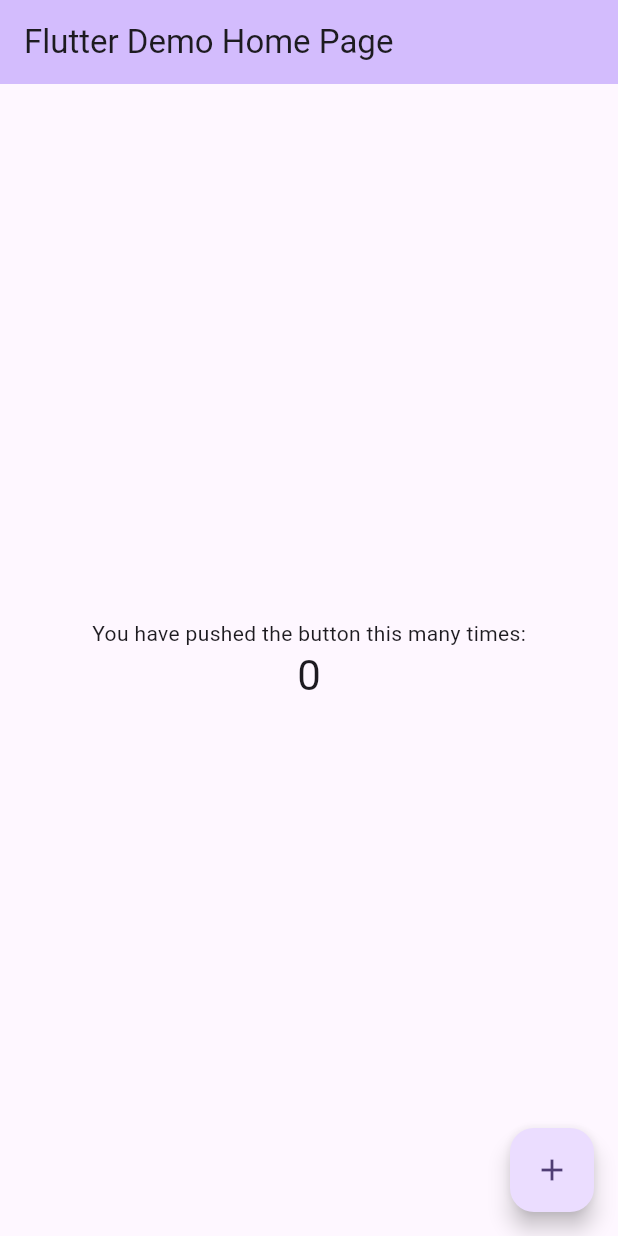
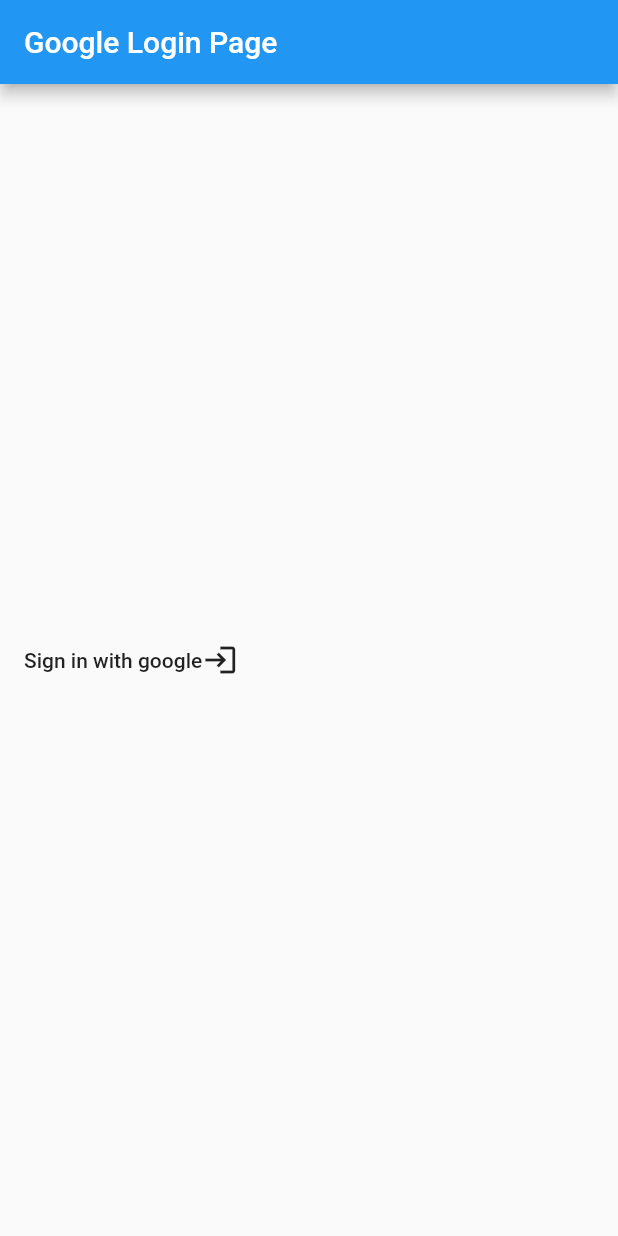
Before and after one commit to HalilMertDeveli/GoogleAuthOperationWithFlutterGoogleWorkspace, a Flutter app: the screen it shows after launch, on a phone screen of 412 x 824 dp. Run offline on Flutter 3.47's test engine with Material 2 defaults, Android fonts, the phone set to English and light mode, and no system bars; our stand-ins replace firebase_auth, firebase_core, google_sign_in; accounts and stored records are empty.

Commit message:
google sign in is okey

```diff
--- a/analysis_options.yaml
+++ b/analysis_options.yaml
@@ -1,28 +1,28 @@
-# This file configures the analyzer, which statically analyzes Dart code to
-# check for errors, warnings, and lints.
-#
-# The issues identified by the analyzer are surfaced in the UI of Dart-enabled
-# IDEs (https://dart.dev/tools#ides-and-editors). The analyzer can also be
-# invoked from the command line by running `flutter analyze`.
+# # This file configures the analyzer, which statically analyzes Dart code to
+# # check for errors, warnings, and lints.
+# #
+# # The issues identified by the analyzer are surfaced in the UI of Dart-enabled
+# # IDEs (https://dart.dev/tools#ides-and-editors). The analyzer can also be
+# # invoked from the command line by running `flutter analyze`.
 
-# The following line activates a set of recommended lints for Flutter apps,
-# packages, and plugins designed to encourage good coding practices.
-include: package:flutter_lints/flutter.yaml
+# # The following line activates a set of recommended lints for Flutter apps,
+# # packages, and plugins designed to encourage good coding practices.
+# include: package:flutter_lints/flutter.yaml
 
-linter:
-  # The lint rules applied to this project can be customized in the
-  # section below to disable rules from the `package:flutter_lints/flutter.yaml`
-  # included above or to enable additional rules. A list of all available lints
-  # and their documentation is published at https://dart.dev/lints.
-  #
-  # Instead of disabling a lint rule for the entire project in the
-  # section below, it can also be suppressed for a single line of code
-  # or a specific dart file by using the `// ignore: name_of_lint` and
-  # `// ignore_for_file: name_of_lint` syntax on the line or in the file
-  # producing the lint.
-  rules:
-    # avoid_print: false  # Uncomment to disable the `avoid_print` rule
-    # prefer_single_quotes: true  # Uncomment to enable the `prefer_single_quotes` rule
+# linter:
+#   # The lint rules applied to this project can be customized in the
+#   # section below to disable rules from the `package:flutter_lints/flutter.yaml`
+#   # included above or to enable additional rules. A list of all available lints
+#   # and their documentation is published at https://dart.dev/lints.
+#   #
+#   # Instead of disabling a lint rule for the entire project in the
+#   # section below, it can also be suppressed for a single line of code
+#   # or a specific dart file by using the `// ignore: name_of_lint` and
+#   # `// ignore_for_file: name_of_lint` syntax on the line or in the file
+#   # producing the lint.
+#   rules:
+#     # avoid_print: false  # Uncomment to disable the `avoid_print` rule
+#     # prefer_single_quotes: true  # Uncomment to enable the `prefer_single_quotes` rule
 
-# Additional information about this file can be found at
-# https://dart.dev/guides/language/analysis-options
+# # Additional information about this file can be found at
+# # https://dart.dev/guides/language/analysis-options
--- a/lib/main.dart
+++ b/lib/main.dart
@@ -1,125 +1,133 @@
+import 'package:firebase_auth/firebase_auth.dart';
 import 'package:flutter/material.dart';
+import 'package:firebase_core/firebase_core.dart';
+import 'package:google_sign_in/google_sign_in.dart';
 
-void main() {
-  runApp(const MyApp());
+Future<void> main() async {
+  runApp(
+    MaterialApp(
+      home: const SplashScreen(),
+    ),
+  );
 }
 
-class MyApp extends StatelessWidget {
-  const MyApp({super.key});
+class SplashScreen extends StatefulWidget {
+  const SplashScreen({super.key});
 
-  // This widget is the root of your application.
+  @override
+  State<SplashScreen> createState() => _SplashScreenState();
+}
+
+class _SplashScreenState extends State<SplashScreen> {
+  @override
+  void initState() {
+    super.initState();
+    initializeFirebaseApp();
+  }
+
+  Future<void> initializeFirebaseApp() async {
+    await Firebase.initializeApp();
+    Navigator.pushReplacement(
+      context,
+      MaterialPageRoute(
+        builder: (context) => HomePage(),
+      ),
+    );
+  }
+
   @override
   Widget build(BuildContext context) {
-    return MaterialApp(
-      title: 'Flutter Demo',
-      theme: ThemeData(
-        // This is the theme of your application.
-        //
-        // TRY THIS: Try running your application with "flutter run". You'll see
-        // the application has a blue toolbar. Then, without quitting the app,
-        // try changing the seedColor in the colorScheme below to Colors.green
-        // and then invoke "hot reload" (save your changes or press the "hot
-        // reload" button in a Flutter-supported IDE, or press "r" if you used
-        // the command line to start the app).
-        //
-        // Notice that the counter didn't reset back to zero; the application
-        // state is not lost during the reload. To reset the state, use hot
-        // restart instead.
-        //
-        // This works for code too, not just values: Most code changes can be
-        // tested with just a hot reload.
-        colorScheme: ColorScheme.fromSeed(seedColor: Colors.deepPurple),
-        useMaterial3: true,
+    return Scaffold(
+      body: Center(
+        child: CircularProgressIndicator(),
       ),
-      home: const MyHomePage(title: 'Flutter Demo Home Page'),
     );
   }
 }
 
-class MyHomePage extends StatefulWidget {
-  const MyHomePage({super.key, required this.title});
-
-  // This widget is the home page of your application. It is stateful, meaning
-  // that it has a State object (defined below) that contains fields that affect
-  // how it looks.
-
-  // This class is the configuration for the state. It holds the values (in this
-  // case the title) provided by the parent (in this case the App widget) and
-  // used by the build method of the State. Fields in a Widget subclass are
-  // always marked "final".
-
-  final String title;
+class HomePage extends StatefulWidget {
+  const HomePage({super.key});
 
   @override
-  State<MyHomePage> createState() => _MyHomePageState();
+  State<HomePage> createState() => _HomePageState();
 }
 
-class _MyHomePageState extends State<MyHomePage> {
-  int _counter = 0;
-
-  void _incrementCounter() {
-    setState(() {
-      // This call to setState tells the Flutter framework that something has
-      // changed in this State, which causes it to rerun the build method below
-      // so that the display can reflect the updated values. If we changed
-      // _counter without calling setState(), then the build method would not be
-      // called again, and so nothing would appear to happen.
-      _counter++;
-    });
-  }
+class _HomePageState extends State<HomePage> {
+  GoogleSignInOperation googleSignInOperation = new GoogleSignInOperation();
 
   @override
   Widget build(BuildContext context) {
-    // This method is rerun every time setState is called, for instance as done
-    // by the _incrementCounter method above.
-    //
-    // The Flutter framework has been optimized to make rerunning build methods
-    // fast, so that you can just rebuild anything that needs updating rather
-    // than having to individually change instances of widgets.
+    return Scaffold(
+        appBar: AppBar(
+          title: const Text("Google Login Page"),
+        ),
+        body: Center(
+          child: MaterialButton(
+            onPressed: ()async {
+              final userCredit=await googleSignInOperation.signInWithGoogle(context);
+              googleSignInOperation.navigateToLoginPage(userCredit, context);
+            },
+            child: Row(
+              children: [
+                Text(
+                  "Sign in with google",
+                ),
+                Icon(Icons.login),
+              ],
+            ),
+          ),
+        ));
+  }
+}
+
+class GoogleSignInOperation {
+  Future<UserCredential> signInWithGoogle(BuildContext context) async {
+    //trigged to sign in flow
+    final GoogleSignInAccount? googleUser = await GoogleSignIn().signIn();
+
+    //obatin the user information
+    final GoogleSignInAuthentication? googleAuth =
+        await googleUser?.authentication;
+
+    //return the new user credential
+    final credential = GoogleAuthProvider.credential(
+      accessToken: googleAuth?.accessToken,
+      idToken: googleAuth?.idToken,
+    );
+
+    return await FirebaseAuth.instance.signInWithCredential(credential);
+  }
+  Future navigateToLoginPage(UserCredential userCredential,BuildContext context)async{
+    final userName = userCredential.user?.email;
+        Navigator.push(context, MaterialPageRoute(builder: (context) => LoginPage(userName,),),);
+
+
+
+  }
+}
+
+class LoginPage extends StatefulWidget {
+
+   String ?userEmail;
+  LoginPage(this.userEmail);
+
+  @override
+  State<LoginPage> createState() => _LoginPageState();
+}
+
+class _LoginPageState extends State<LoginPage> {
+
+  @override
+  Widget build(BuildContext context) {
     return Scaffold(
       appBar: AppBar(
-        // TRY THIS: Try changing the color here to a specific color (to
-        // Colors.amber, perhaps?) and trigger a hot reload to see the AppBar
-        // change color while the other colors stay the same.
-        backgroundColor: Theme.of(context).colorScheme.inversePrimary,
-        // Here we take the value from the MyHomePage object that was created by
-        // the App.build method, and use it to set our appbar title.
-        title: Text(widget.title),
+        title: const Text("Login page"),
       ),
-      body: Center(
-        // Center is a layout widget. It takes a single child and positions it
-        // in the middle of the parent.
-        child: Column(
-          // Column is also a layout widget. It takes a list of children and
-          // arranges them vertically. By default, it sizes itself to fit its
-          // children horizontally, and tries to be as tall as its parent.
-          //
-          // Column has various properties to control how it sizes itself and
-          // how it positions its children. Here we use mainAxisAlignment to
-          // center the children vertically; the main axis here is the vertical
-          // axis because Columns are vertical (the cross axis would be
-          // horizontal).
-          //
-          // TRY THIS: Invoke "debug painting" (choose the "Toggle Debug Paint"
-          // action in the IDE, or press "p" in the console), to see the
-          // wireframe for each widget.
-          mainAxisAlignment: MainAxisAlignment.center,
-          children: <Widget>[
-            const Text(
-              'You have pushed the button this many times:',
-            ),
-            Text(
-              '$_counter',
-              style: Theme.of(context).textTheme.headlineMedium,
-            ),
-          ],
-        ),
+      body: Column(
+        children: [
+          Text(widget.userEmail== null ? "Empty name":widget.userEmail!),
+        ],
       ),
-      floatingActionButton: FloatingActionButton(
-        onPressed: _incrementCounter,
-        tooltip: 'Increment',
-        child: const Icon(Icons.add),
-      ), // This trailing comma makes auto-formatting nicer for build methods.
     );
   }
 }
--- a/pubspec.yaml
+++ b/pubspec.yaml
@@ -36,6 +36,8 @@
   # Use with the CupertinoIcons class for iOS style icons.
   cupertino_icons: ^1.0.2
   firebase_core: ^2.17.0
+  firebase_auth: ^4.10.1
+  google_sign_in: ^6.1.5
 
 dev_dependencies:
   flutter_test:
```
Also changed, not shown: pubspec.lock, 7 other files.
